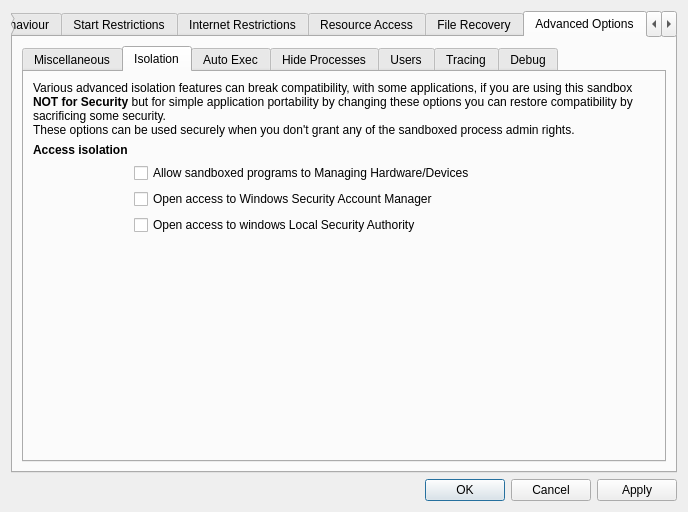
Above: SandboxiePlus/SandMan/Forms/OptionsWindow.ui from sandboxie-plus/Sandboxie before the change. Below: the same form after it.
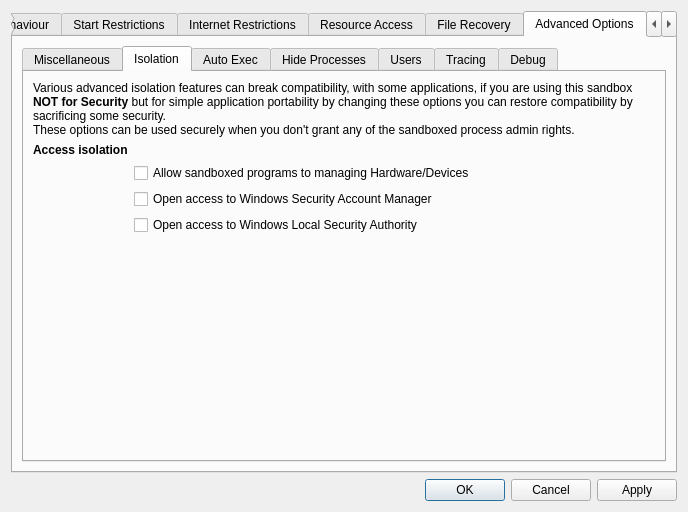
That is the form after the change. The open tabs and pages were chosen to show the change.

```diff
--- a/SandboxiePlus/SandMan/Forms/OptionsWindow.ui
+++ b/SandboxiePlus/SandMan/Forms/OptionsWindow.ui
@@ -1833,7 +1833,7 @@
                  <item row="2" column="1">
                   <widget class="QCheckBox" name="chkOpenDevCMApi">
                    <property name="text">
-                    <string>Allow sandboxed programs to Managing Hardware/Devices</string>
+                    <string>Allow sandboxed programs to managing Hardware/Devices</string>
                    </property>
                   </widget>
                  </item>
@@ -1847,7 +1847,7 @@
                  <item row="4" column="1">
                   <widget class="QCheckBox" name="chkOpenLsaEndpoint">
                    <property name="text">
-                    <string>Open access to windows Local Security Authority</string>
+                    <string>Open access to Windows Local Security Authority</string>
                    </property>
                   </widget>
                  </item>
```
Left out of the diff: 2 changed lines with no effect on the pictures.
